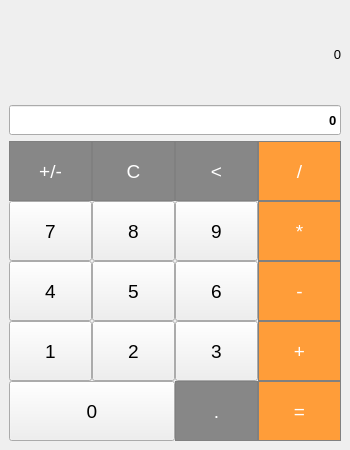
The window that mainwindow.ui (StreJlets/MyTestProject) describes before a commit, drawn with Qt 5.
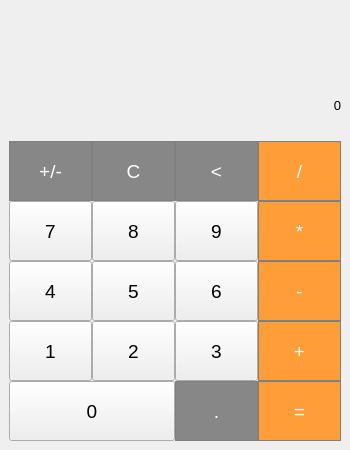
The same window after the commit.

Diff of the .ui file:
```diff
--- a/mainwindow.ui
+++ b/mainwindow.ui
@@ -55,7 +55,7 @@
        <string notr="true">color: black;</string>
       </property>
       <property name="text">
-       <string>0</string>
+       <string/>
       </property>
       <property name="textFormat">
        <enum>Qt::AutoText</enum>
@@ -66,28 +66,9 @@
      </widget>
     </item>
     <item>
-     <widget class="QLineEdit" name="lineEdit">
-      <property name="minimumSize">
-       <size>
-        <width>0</width>
-        <height>30</height>
-       </size>
-      </property>
-      <property name="maximumSize">
-       <size>
-        <width>16777215</width>
-        <height>30</height>
-       </size>
-      </property>
-      <property name="font">
-       <font>
-        <pointsize>10</pointsize>
-        <weight>75</weight>
-        <bold>true</bold>
-       </font>
-      </property>
-      <property name="layoutDirection">
-       <enum>Qt::RightToLeft</enum>
+     <widget class="QLabel" name="label_2">
+      <property name="styleSheet">
+       <string notr="true">color: black;</string>
       </property>
       <property name="text">
        <string>0</string>
@@ -95,9 +76,6 @@
       <property name="alignment">
        <set>Qt::AlignRight|Qt::AlignTrailing|Qt::AlignVCenter</set>
       </property>
-      <property name="readOnly">
-       <bool>true</bool>
-      </property>
      </widget>
     </item>
     <item>
```
Left out of the diff: 1 changed line with no effect on the pictures.
